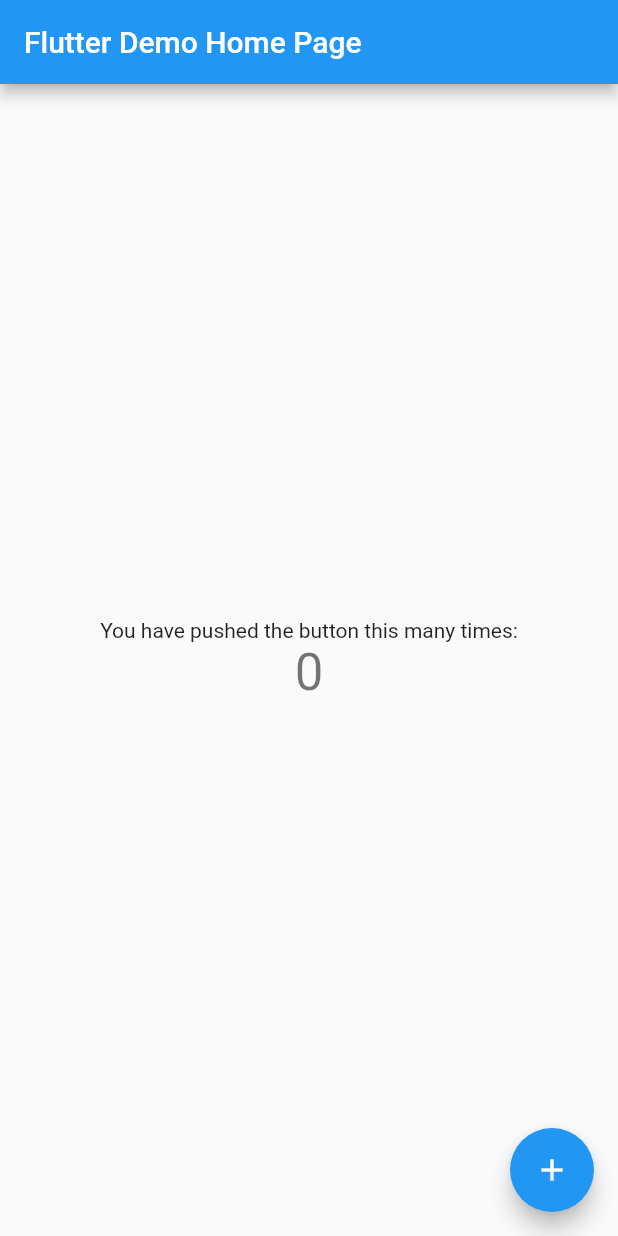
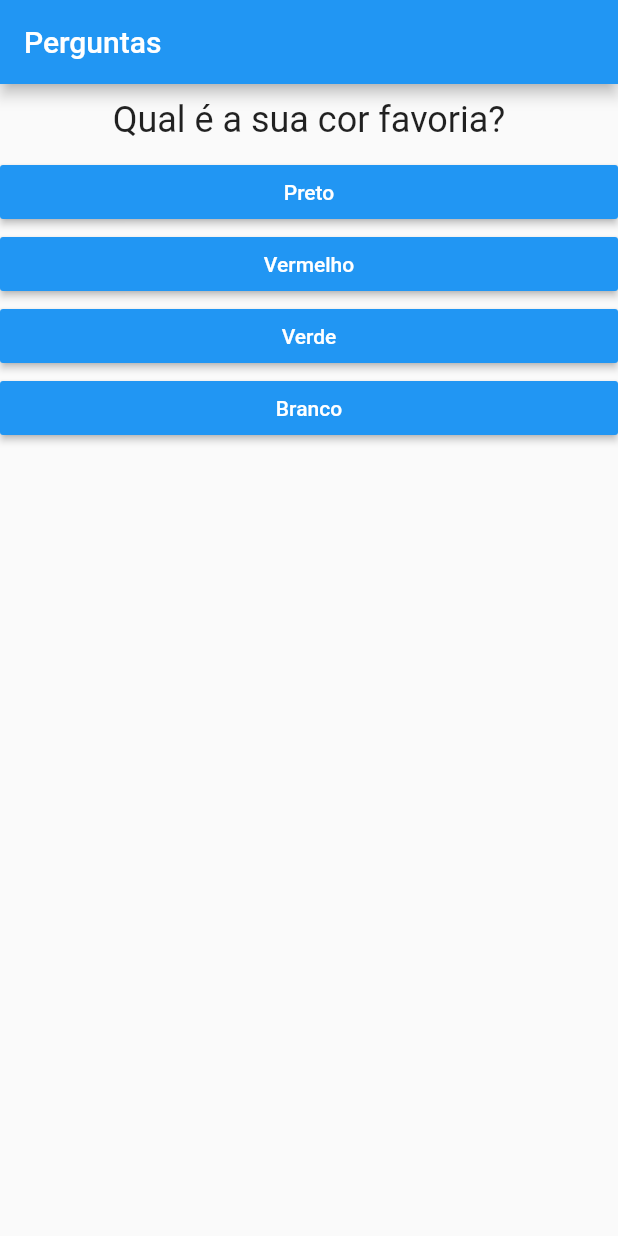
Before and after one commit to zangeronimo/projeto_perguntas, a Flutter app: the screen it shows after launch, on a phone screen of 412 x 824 dp. Run offline on Flutter 3.47's test engine with Material 2 defaults, Android fonts, the phone set to English and light mode, and no system bars.

Commit message:
in development

```diff
--- a/lib/main.dart
+++ b/lib/main.dart
@@ -1,117 +1,64 @@
 import 'package:flutter/material.dart';
+import './questao.dart';
+import './resposta.dart';
+import './resultado.dart';
 
-void main() {
-  runApp(MyApp());
+main() => runApp(PerguntaApp());
+
+class PerguntaApp extends StatefulWidget {
+  @override
+  _PerguntaAppState createState() => _PerguntaAppState();
 }
 
-class MyApp extends StatelessWidget {
-  // This widget is the root of your application.
-  @override
-  Widget build(BuildContext context) {
-    return MaterialApp(
-      title: 'Flutter Demo',
-      theme: ThemeData(
-        // This is the theme of your application.
-        //
-        // Try running your application with "flutter run". You'll see the
-        // application has a blue toolbar. Then, without quitting the app, try
-        // changing the primarySwatch below to Colors.green and then invoke
-        // "hot reload" (press "r" in the console where you ran "flutter run",
-        // or simply save your changes to "hot reload" in a Flutter IDE).
-        // Notice that the counter didn't reset back to zero; the application
-        // is not restarted.
-        primarySwatch: Colors.blue,
-        // This makes the visual density adapt to the platform that you run
-        // the app on. For desktop platforms, the controls will be smaller and
-        // closer together (more dense) than on mobile platforms.
-        visualDensity: VisualDensity.adaptivePlatformDensity,
-      ),
-      home: MyHomePage(title: 'Flutter Demo Home Page'),
-    );
+class _PerguntaAppState extends State<PerguntaApp> {
+  var _perguntaSelecionada = 0;
+  final _perguntas = [
+    {
+      'texto': 'Qual é a sua cor favoria?',
+      'respostas': ['Preto', 'Vermelho', 'Verde', 'Branco'],
+    },
+    {
+      'texto': 'Qual é o seu animal favorito?',
+      'respostas': ['Coelho', 'Cobra', 'Elefante', 'Leão'],
+    },
+    {
+      'texto': 'Qual é o seu instrutor favorito?',
+      'respostas': ['Maria', 'João', 'Leo', 'Pedro'],
+    }
+  ];
+
+  void _responder() {
+    if (temPerguntaSelecionada) {
+      setState(() {
+        _perguntaSelecionada++;
+      });
+    }
   }
-}
 
-class MyHomePage extends StatefulWidget {
-  MyHomePage({Key key, this.title}) : super(key: key);
-
-  // This widget is the home page of your application. It is stateful, meaning
-  // that it has a State object (defined below) that contains fields that affect
-  // how it looks.
-
-  // This class is the configuration for the state. It holds the values (in this
-  // case the title) provided by the parent (in this case the App widget) and
-  // used by the build method of the State. Fields in a Widget subclass are
-  // always marked "final".
-
-  final String title;
-
-  @override
-  _MyHomePageState createState() => _MyHomePageState();
-}
-
-class _MyHomePageState extends State<MyHomePage> {
-  int _counter = 0;
-
-  void _incrementCounter() {
-    setState(() {
-      // This call to setState tells the Flutter framework that something has
-      // changed in this State, which causes it to rerun the build method below
-      // so that the display can reflect the updated values. If we changed
-      // _counter without calling setState(), then the build method would not be
-      // called again, and so nothing would appear to happen.
-      _counter++;
-    });
+  bool get temPerguntaSelecionada {
+    return _perguntaSelecionada < _perguntas.length;
   }
 
   @override
   Widget build(BuildContext context) {
-    // This method is rerun every time setState is called, for instance as done
-    // by the _incrementCounter method above.
-    //
-    // The Flutter framework has been optimized to make rerunning build methods
-    // fast, so that you can just rebuild anything that needs updating rather
-    // than having to individually change instances of widgets.
-    return Scaffold(
-      appBar: AppBar(
-        // Here we take the value from the MyHomePage object that was created by
-        // the App.build method, and use it to set our appbar title.
-        title: Text(widget.title),
+    List<String> respostas = temPerguntaSelecionada
+        ? _perguntas[_perguntaSelecionada]['respostas']
+        : null;
+
+    return MaterialApp(
+      home: Scaffold(
+        appBar: AppBar(
+          title: Text('Perguntas'),
+        ),
+        body: temPerguntaSelecionada
+            ? Column(
+                children: <Widget>[
+                  Questao(_perguntas[_perguntaSelecionada]['texto']),
+                  ...respostas.map((t) => Resposta(t, _responder)).toList(),
+                ],
+              )
+            : Resultado(),
       ),
-      body: Center(
-        // Center is a layout widget. It takes a single child and positions it
-        // in the middle of the parent.
-        child: Column(
-          // Column is also a layout widget. It takes a list of children and
-          // arranges them vertically. By default, it sizes itself to fit its
-          // children horizontally, and tries to be as tall as its parent.
-          //
-          // Invoke "debug painting" (press "p" in the console, choose the
-          // "Toggle Debug Paint" action from the Flutter Inspector in Android
-          // Studio, or the "Toggle Debug Paint" command in Visual Studio Code)
-          // to see the wireframe for each widget.
-          //
-          // Column has various properties to control how it sizes itself and
-          // how it positions its children. Here we use mainAxisAlignment to
-          // center the children vertically; the main axis here is the vertical
-          // axis because Columns are vertical (the cross axis would be
-          // horizontal).
-          mainAxisAlignment: MainAxisAlignment.center,
-          children: <Widget>[
-            Text(
-              'You have pushed the button this many times:',
-            ),
-            Text(
-              '$_counter',
-              style: Theme.of(context).textTheme.headline4,
-            ),
-          ],
-        ),
-      ),
-      floatingActionButton: FloatingActionButton(
-        onPressed: _incrementCounter,
-        tooltip: 'Increment',
-        child: Icon(Icons.add),
-      ), // This trailing comma makes auto-formatting nicer for build methods.
     );
   }
 }
--- /dev/null
+++ b/lib/questao.dart
@@ -0,0 +1,20 @@
+import 'package:flutter/material.dart';
+
+class Questao extends StatelessWidget {
+  final String texto;
+
+  Questao(this.texto);
+
+  @override
+  Widget build(BuildContext context) {
+    return Container(
+      width: double.infinity,
+      margin: EdgeInsets.all(10),
+      child: Text(
+        texto,
+        style: TextStyle(fontSize: 24),
+        textAlign: TextAlign.center,
+      ),
+    );
+  }
+}
--- /dev/null
+++ b/lib/resposta.dart
@@ -0,0 +1,21 @@
+import 'package:flutter/material.dart';
+
+class Resposta extends StatelessWidget {
+  final String texto;
+  final void Function() quandoSelecionado;
+
+  Resposta(this.texto, this.quandoSelecionado);
+
+  @override
+  Widget build(BuildContext context) {
+    return Container(
+      width: double.infinity,
+      child: RaisedButton(
+        textColor: Colors.white,
+        color: Colors.blue,
+        child: Text(texto),
+        onPressed: quandoSelecionado,
+      ),
+    );
+  }
+}
--- /dev/null
+++ b/lib/resultado.dart
@@ -0,0 +1,13 @@
+import 'package:flutter/material.dart';
+
+class Resultado extends StatelessWidget {
+  @override
+  Widget build(BuildContext context) {
+    return Center(
+      child: Text(
+        'Parabéns!',
+        style: TextStyle(fontSize: 28),
+      ),
+    );
+  }
+}
```
Also changed, not shown: 1 other file.
